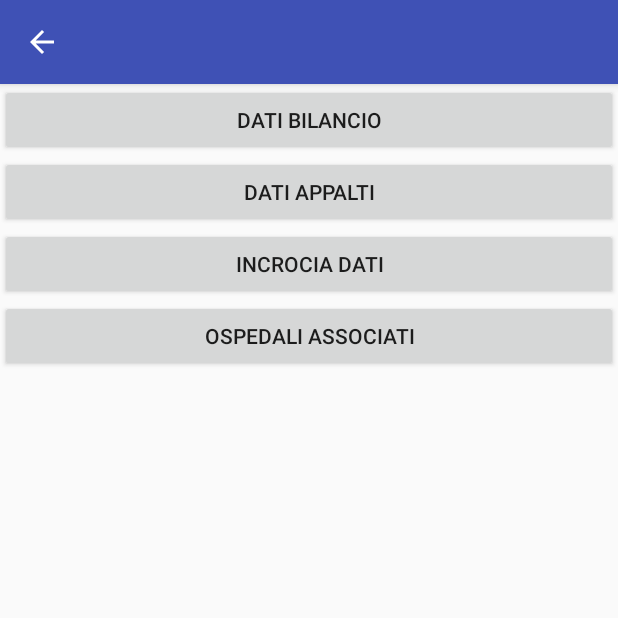
After one commit to unive-ingsw2017/C.R.B.M., an Android app: the RicercaInDettaglioActivity screen opened directly, with no data from a screen before it, on a phone screen of 412 x 824 dp, the top half of it. The commit adds this screen. Run offline under Robolectric (Android 15) with nearby library versions, the phone set to English and light mode, and no system bars; network calls fail.

Commit message:
Ricerca in Dettaglio Activity + altre robe
Aggiunta l'attività per la ricerca in dettaglio, e il relativo file.xml per il layout. Modificato il manifest per forza di cose e string.xml per aggiungere dei campi per riconoscere il testo dei bottoni

```diff
--- /dev/null
+++ b/HospitalWaste/template/app/src/main/java/it/unive/dais/cevid/datadroid/template/RicercaInDettaglioActivity.java
@@ -0,0 +1,89 @@
+package it.unive.dais.cevid.datadroid.template;
+
+
+import android.app.Activity;
+import android.os.Bundle;
+import android.support.annotation.Nullable;
+import android.support.v7.app.AppCompatCallback;
+import android.support.v7.app.AppCompatDelegate;
+import android.support.v7.view.ActionMode;
+import android.view.MenuItem;
+import android.view.View;
+import android.widget.Button;
+import android.widget.Toast;
+
+/**
+ * Created by Aure on 10/01/2018.
+ */
+
+public class RicercaInDettaglioActivity extends Activity implements AppCompatCallback {
+
+    /**
+     * Questo metodo viene chiamato quando questa activity parte.
+     *
+     * @param savedInstanceState stato dell'activity salvato precedentemente (opzionale).
+     */
+        @Override
+    protected void onCreate(Bundle savedInstanceState) {
+        super.onCreate(savedInstanceState);
+        setContentView(R.layout.ricerca_in_dettaglio_layout);
+        AppCompatDelegate delegate = AppCompatDelegate.create(this, this);
+        delegate.onCreate(savedInstanceState);
+        delegate.getSupportActionBar().setTitle(getIntent().getStringExtra("ULSS name"));
+
+        /**
+         * Prova per collegare il bottone del layout ad un'azione
+         */
+        Button b1 = (Button)findViewById(R.id.b1);
+        b1.setOnClickListener(new View.OnClickListener() {
+            @Override
+            public void onClick(View v) {
+                Toast.makeText(getApplicationContext(), "BRAVO SCEMO!" ,
+                        Toast.LENGTH_LONG).show();
+            }
+        });
+    }
+
+
+    @Override
+    public boolean onOptionsItemSelected(MenuItem item) {
+        switch (item.getItemId()) {
+            case android.R.id.home:
+                onBackPressed();
+                return true;
+            default:
+                return super.onOptionsItemSelected(item);
+        }
+    }
+
+    /**
+     * Lasciata vuota.
+     * @see AppCompatCallback#onSupportActionModeStarted(ActionMode)
+     * @param mode action mode.
+     */
+    @Override
+    public void onSupportActionModeStarted(ActionMode mode) {
+
+    }
+
+    /**
+     * Lasciata vuota.
+     * @see AppCompatCallback#onSupportActionModeFinished(ActionMode)
+     * @param mode action mode.
+     */
+    @Override
+    public void onSupportActionModeFinished(ActionMode mode) {
+
+    }
+
+    /**
+     * Lasciata vuota.
+     * @see AppCompatCallback#onWindowStartingSupportActionMode(ActionMode.Callback)
+     * @param callback callback passata dal sistema.
+     */
+    @Nullable
+    @Override
+    public ActionMode onWindowStartingSupportActionMode(ActionMode.Callback callback) {
+        return null;
+    }
+}
--- /dev/null
+++ b/HospitalWaste/template/app/src/main/res/layout/ricerca_in_dettaglio_layout.xml
@@ -0,0 +1,32 @@
+<?xml version="1.0" encoding="utf-8"?>
+<LinearLayout xmlns:android="http://schemas.android.com/apk/res/android"
+    android:layout_width="match_parent"
+    android:layout_height="match_parent"
+    android:orientation="vertical">
+    android:
+
+
+    <Button
+        android:id="@+id/b1"
+        android:layout_width="match_parent"
+        android:layout_height="wrap_content"
+        android:text="@string/dati_bilancio" />
+
+    <Button
+        android:id="@+id/b2"
+        android:layout_width="match_parent"
+        android:layout_height="wrap_content"
+        android:text="@string/dati_appalti" />
+
+    <Button
+        android:id="@+id/b3"
+        android:layout_width="match_parent"
+        android:layout_height="wrap_content"
+        android:text="@string/incrocio_dati" />
+
+    <Button
+        android:id="@+id/b4"
+        android:layout_width="match_parent"
+        android:layout_height="wrap_content"
+        android:text="@string/osp_associati" />
+</LinearLayout>
--- a/HospitalWaste/template/app/src/main/res/values/strings.xml
+++ b/HospitalWaste/template/app/src/main/res/values/strings.xml
@@ -37,5 +37,10 @@
     <string name="msg_button_car">Pulsante premuto</string>
     <string name="msg_permissions_not_granted">I permessi appena negati dall\'utente sono necessari per alcune funzionalità dell\'app. Il supporto delle funzionalità sarà ridotto.</string>
     <string name="marker_title">You are HERE</string>
+    <string name="dati_bilancio">DATI BILANCIO</string>
+    <string name="dati_appalti">DATI APPALTI</string>
+    <string name="incrocio_dati">INCROCIA DATI</string>
+    <string name="osp_associati">OSPEDALI ASSOCIATI</string>
+
 
 </resources>
```
Also changed, not shown: HospitalWaste/template/app/src/main/AndroidManifest.xml (+10 -0 lines), HospitalWaste/template/app/src/main/java/it/unive/dais/cevid/datadroid/template/MapsActivity.java (+9 -1 lines), 1 other file.
